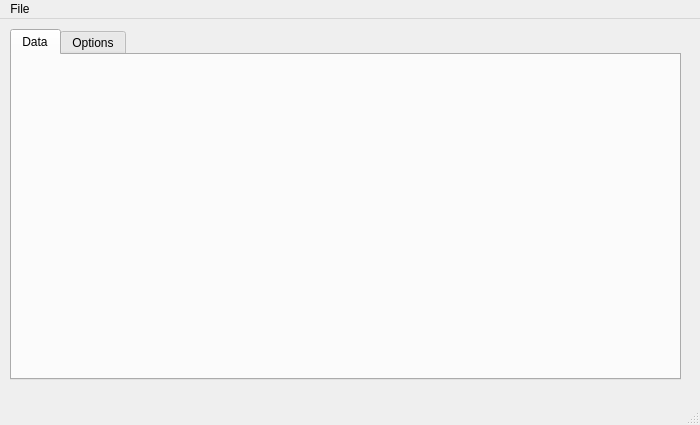
First picture: the form in plugins/LTPWindow.ui, repository ctigaret/scipyen, before the edit.
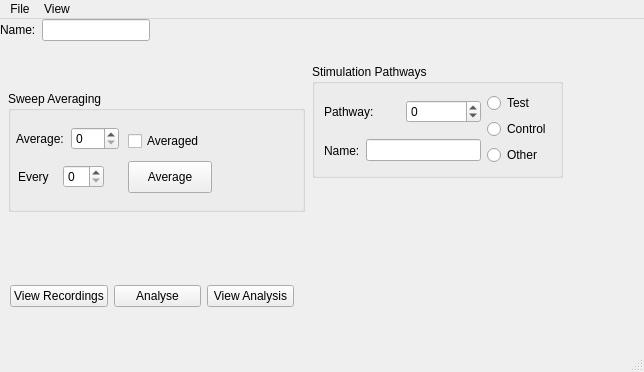
Second picture: the form after the edit.

What changed in the file:
```diff
--- a/plugins/LTPWindow.ui
+++ b/plugins/LTPWindow.ui
@@ -6,36 +6,221 @@
    <rect>
     <x>0</x>
     <y>0</y>
-    <width>700</width>
-    <height>425</height>
+    <width>644</width>
+    <height>372</height>
    </rect>
   </property>
   <property name="windowTitle">
    <string>MainWindow</string>
   </property>
   <widget class="QWidget" name="centralwidget">
-   <widget class="QTabWidget" name="tabWidget">
+   <widget class="QGroupBox" name="sweepAverageGroupBox">
+    <property name="enabled">
+     <bool>true</bool>
+    </property>
+    <property name="geometry">
+     <rect>
+      <x>8</x>
+      <y>72</y>
+      <width>297</width>
+      <height>121</height>
+     </rect>
+    </property>
+    <property name="title">
+     <string>Sweep Averaging</string>
+    </property>
+    <widget class="QPushButton" name="averageSweepsPushButton">
+     <property name="geometry">
+      <rect>
+       <x>120</x>
+       <y>70</y>
+       <width>84</width>
+       <height>32</height>
+      </rect>
+     </property>
+     <property name="text">
+      <string>Average</string>
+     </property>
+    </widget>
+    <widget class="QCheckBox" name="dataIsMinuteAvegaredCheckBox">
+     <property name="geometry">
+      <rect>
+       <x>120</x>
+       <y>40</y>
+       <width>77</width>
+       <height>20</height>
+      </rect>
+     </property>
+     <property name="text">
+      <string>Averaged</string>
+     </property>
+    </widget>
+    <widget class="QWidget" name="">
+     <property name="geometry">
+      <rect>
+       <x>8</x>
+       <y>32</y>
+       <width>103</width>
+       <height>32</height>
+      </rect>
+     </property>
+     <layout class="QHBoxLayout" name="horizontalLayout_4">
+      <item>
+       <widget class="QLabel" name="averageSweepsLabel">
+        <property name="text">
+         <string>Average:</string>
+        </property>
+       </widget>
+      </item>
+      <item>
+       <widget class="QSpinBox" name="averageSweepsSpinBox"/>
+      </item>
+     </layout>
+    </widget>
+    <widget class="QWidget" name="">
+     <property name="geometry">
+      <rect>
+       <x>10</x>
+       <y>70</y>
+       <width>86</width>
+       <height>32</height>
+      </rect>
+     </property>
+     <layout class="QHBoxLayout" name="horizontalLayout_6">
+      <item>
+       <widget class="QLabel" name="label_2">
+        <property name="text">
+         <string>Every</string>
+        </property>
+       </widget>
+      </item>
+      <item>
+       <widget class="QSpinBox" name="averageSweepsEverySpinBox"/>
+      </item>
+     </layout>
+    </widget>
+   </widget>
+   <widget class="QGroupBox" name="stimulationPathwaysGroupBox">
+    <property name="geometry">
+     <rect>
+      <x>312</x>
+      <y>45</y>
+      <width>251</width>
+      <height>114</height>
+     </rect>
+    </property>
+    <property name="title">
+     <string>Stimulation Pathways</string>
+    </property>
+    <layout class="QGridLayout" name="gridLayout">
+     <item row="0" column="0">
+      <layout class="QHBoxLayout" name="horizontalLayout">
+       <item>
+        <widget class="QLabel" name="pathwayIndexLabel">
+         <property name="text">
+          <string>Pathway:</string>
+         </property>
+        </widget>
+       </item>
+       <item>
+        <widget class="QSpinBox" name="pathwayIndexSpinBox">
+         <property name="wrapping">
+          <bool>true</bool>
+         </property>
+         <property name="maximum">
+          <number>1</number>
+         </property>
+        </widget>
+       </item>
+      </layout>
+     </item>
+     <item row="0" column="1" rowspan="2">
+      <layout class="QVBoxLayout" name="verticalLayout">
+       <item>
+        <widget class="QRadioButton" name="radioButtonTestPathway">
+         <property name="text">
+          <string>Test</string>
+         </property>
+        </widget>
+       </item>
+       <item>
+        <widget class="QRadioButton" name="radioButtonControlPathway">
+         <property name="text">
+          <string>Control</string>
+         </property>
+        </widget>
+       </item>
+       <item>
+        <widget class="QRadioButton" name="radioButtonOtherPathway">
+         <property name="text">
+          <string>Other</string>
+         </property>
+        </widget>
+       </item>
+      </layout>
+     </item>
+     <item row="1" column="0">
+      <layout class="QHBoxLayout" name="horizontalLayout_3">
+       <item>
+        <widget class="QLabel" name="label">
+         <property name="text">
+          <string>Name:</string>
+         </property>
+        </widget>
+       </item>
+       <item>
+        <widget class="QLineEdit" name="lineEdit"/>
+       </item>
+      </layout>
+     </item>
+    </layout>
+   </widget>
+   <widget class="QWidget" name="">
+    <layout class="QHBoxLayout" name="horizontalLayout_2">
+     <item>
+      <widget class="QLabel" name="dataNameLabel">
+       <property name="text">
+        <string>Name:</string>
+       </property>
+      </widget>
+     </item>
+     <item>
+      <widget class="QLineEdit" name="dataNameLineEdit"/>
+     </item>
+    </layout>
+   </widget>
+   <widget class="QWidget" name="">
     <property name="geometry">
      <rect>
       <x>10</x>
-      <y>10</y>
-      <width>671</width>
-      <height>351</height>
+      <y>260</y>
+      <width>284</width>
+      <height>34</height>
      </rect>
     </property>
-    <property name="currentIndex">
-     <number>0</number>
-    </property>
-    <widget class="QWidget" name="dataTab">
-     <attribute name="title">
-      <string>Data</string>
-     </attribute>
-    </widget>
-    <widget class="QWidget" name="optionsTab">
-     <attribute name="title">
-      <string>Options</string>
-     </attribute>
-    </widget>
+    <layout class="QHBoxLayout" name="horizontalLayout_5">
+     <item>
+      <widget class="QPushButton" name="plotRecordingsPushButton">
+       <property name="text">
+        <string>View Recordings</string>
+       </property>
+      </widget>
+     </item>
+     <item>
+      <widget class="QPushButton" name="analysePushButton">
+       <property name="text">
+        <string>Analyse</string>
+       </property>
+      </widget>
+     </item>
+     <item>
+      <widget class="QPushButton" name="viewAnalysisDataPushButton">
+       <property name="text">
+        <string>View Analysis</string>
+       </property>
+      </widget>
+     </item>
+    </layout>
    </widget>
   </widget>
   <widget class="QMenuBar" name="menubar">
@@ -43,7 +228,7 @@
     <rect>
      <x>0</x>
      <y>0</y>
-     <width>700</width>
+     <width>644</width>
      <height>28</height>
     </rect>
    </property>
@@ -82,7 +267,33 @@
     <addaction name="actionExport"/>
     <addaction name="menuOptions"/>
    </widget>
+   <widget class="QMenu" name="menuView">
+    <property name="title">
+     <string>View</string>
+    </property>
+    <widget class="QMenu" name="menuRecording">
+     <property name="title">
+      <string>Recording</string>
+     </property>
+     <widget class="QMenu" name="menuRaw">
+      <property name="title">
+       <string>Raw</string>
+      </property>
+      <addaction name="actionViewRawBaselineData"/>
+      <addaction name="actionViewRawChaseData"/>
+      <addaction name="actionViewRawCrossTalkData"/>
+     </widget>
+     <addaction name="actionViewBaselineData"/>
+     <addaction name="actionViewChaseData"/>
+     <addaction name="actionViewConditioningData"/>
+     <addaction name="actionViewCrossTalkData"/>
+     <addaction name="separator"/>
+     <addaction name="menuRaw"/>
+    </widget>
+    <addaction name="menuRecording"/>
+   </widget>
    <addaction name="menuFile"/>
+   <addaction name="menuView"/>
   </widget>
   <widget class="QStatusBar" name="statusbar"/>
   <action name="actionBaseline_runs">
```
Left out of the diff: 39 changed lines with no effect on the pictures.
